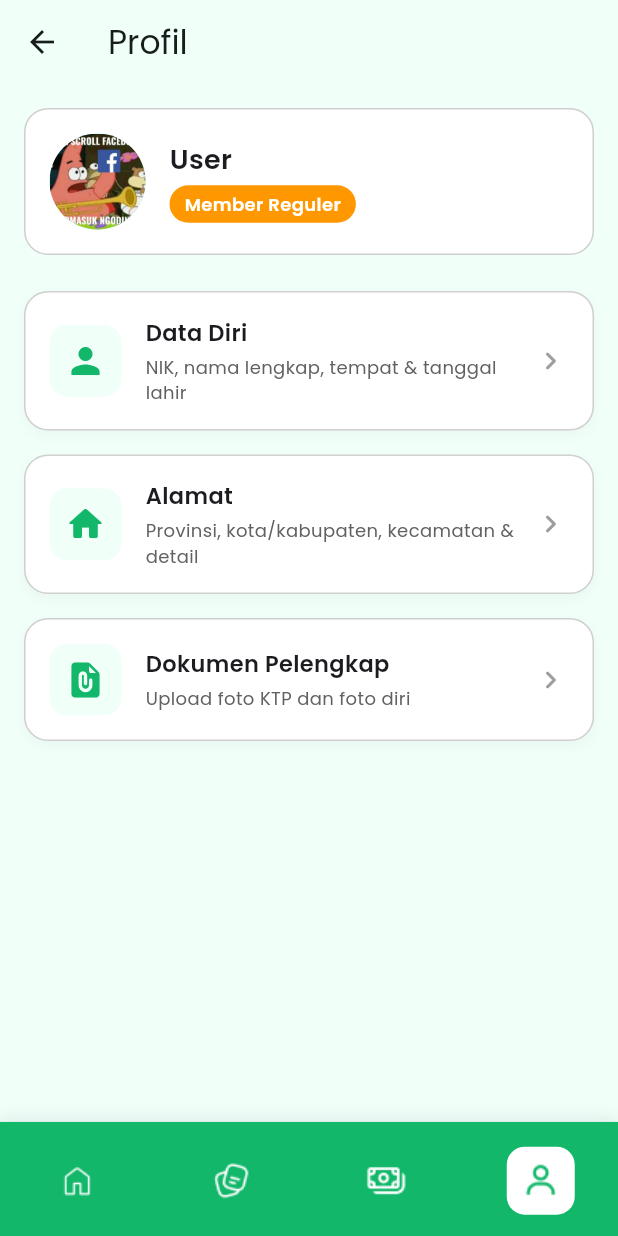
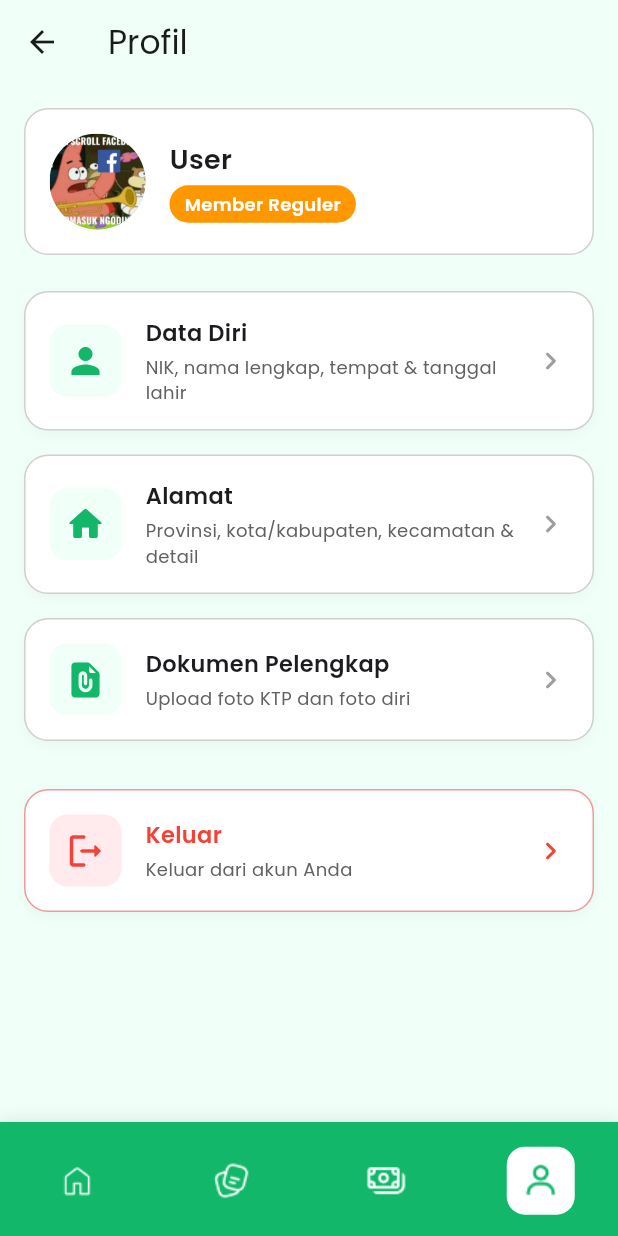
Before and after one commit to athaabiyyu/koperasi_rsb, a Flutter app: the ProfilePage screen opened by its route, on a phone screen of 412 x 824 dp. Run offline on Flutter 3.47's test engine with Material 3 defaults, Android fonts, the phone set to English and light mode, and no system bars; drawn by our look-alikes of auto_size_text; our stand-ins replace file_picker, flutter_dotenv, google_fonts, shared_preferences; accounts and stored records are empty.

Commit message:
feat : add button logout in page profile

```diff
--- a/lib/screens/member-biasa/dashboard/dashboard.dart
+++ b/lib/screens/member-biasa/dashboard/dashboard.dart
@@ -9,8 +9,8 @@ import 'package:koperasi_rsb/widgets-global/dialog/dialog-pilih-nominal-pembayar
 import 'package:koperasi_rsb/widgets-global/dialog/detail-pembayaran-awal.dart';
 import 'package:koperasi_rsb/widgets-global/card/card-detail-pembayaran.dart';
 import 'package:flutter/services.dart';
-import 'package:provider/provider.dart'; // ⭐ TAMBAHAN
-import 'package:koperasi_rsb/providers/auth_provider.dart'; // ⭐ TAMBAHAN
+import 'package:provider/provider.dart';
+import 'package:koperasi_rsb/providers/auth_provider.dart';
 
 class DashboardPage extends StatefulWidget {
   const DashboardPage({super.key});
--- a/lib/screens/profile/profile_page.dart
+++ b/lib/screens/profile/profile_page.dart
@@ -3,8 +3,8 @@ import 'package:google_fonts/google_fonts.dart';
 import 'package:koperasi_rsb/screens/profile/profile_header.dart';
 import 'package:koperasi_rsb/widgets-global/colors.dart';
 import 'package:koperasi_rsb/widgets-global/navigation/app_bottom_nav.dart';
-import 'package:provider/provider.dart'; // ⭐ TAMBAHAN
-import 'package:koperasi_rsb/providers/auth_provider.dart'; // ⭐ TAMBAHAN
+import 'package:provider/provider.dart';
+import 'package:koperasi_rsb/providers/auth_provider.dart';
 
 class ProfilePage extends StatefulWidget {
   const ProfilePage({super.key});
@@ -19,12 +19,10 @@ class _ProfilePageState extends State<ProfilePage> {
     if (_navigating) return; // debounce
     setState(() => _navigating = true);
 
-    // ⭐ TAMBAHAN: Await navigation dan check result
     final result = await Navigator.pushNamed(context, route);
 
     if (!mounted) return;
 
-    // ⭐ TAMBAHAN: Jika result == true (update berhasil), refresh UI
     if (result == true) {
       setState(() {}); // Trigger rebuild untuk update data
     }
@@ -32,9 +30,108 @@ class _ProfilePageState extends State<ProfilePage> {
     setState(() => _navigating = false);
   }
 
+  Future<void> _handleLogout(BuildContext context) async {
+    // Show confirmation dialog
+    final confirmed = await showDialog<bool>(
+      context: context,
+      builder: (context) => AlertDialog(
+        shape: RoundedRectangleBorder(
+          borderRadius: BorderRadius.circular(16),
+        ),
+        title: Text(
+          'Keluar',
+          style: GoogleFonts.poppins(
+            fontWeight: FontWeight.w600,
+          ),
+        ),
+        content: Text(
+          'Apakah Anda yakin ingin keluar dari akun ini?',
+          style: GoogleFonts.poppins(),
+        ),
+        actions: [
+          TextButton(
+            onPressed: () => Navigator.pop(context, false),
+            child: Text(
+              'Batal',
+              style: GoogleFonts.poppins(
+                color: Colors.grey[600],
+              ),
+            ),
+          ),
+          ElevatedButton(
+            onPressed: () => Navigator.pop(context, true),
+            style: ElevatedButton.styleFrom(
+              backgroundColor: Colors.red,
+              shape: RoundedRectangleBorder(
+                borderRadius: BorderRadius.circular(8),
+              ),
+            ),
+            child: Text(
+              'Keluar',
+              style: GoogleFonts.poppins(
+                color: Colors.white,
+              ),
+            ),
+          ),
+        ],
+      ),
+    );
+
+    if (confirmed != true || !mounted) return;
+
+    // Show loading
+    showDialog(
+      context: context,
+      barrierDismissible: false,
+      builder: (context) => Center(
+        child: Container(
+          padding: const EdgeInsets.all(24),
+          decoration: BoxDecoration(
+            color: Colors.white,
+            borderRadius: BorderRadius.circular(16),
+          ),
+        ),
+      ),
+    );
+
+    // Perform logout
+    final authProvider = Provider.of<AuthProvider>(context, listen: false);
+    final success = await authProvider.logout(
+      keepCredentials: authProvider.rememberMe, // Keep if remember me is on
+    );
+
+    if (!mounted) return;
+
+    // Close loading dialog
+    Navigator.pop(context);
+
+    if (success) {
+      // Navigate to login page and clear all routes
+      Navigator.pushNamedAndRemoveUntil(
+        context,
+        '/login',
+        (route) => false,
+      );
+    } else {
+      // Show error
+      ScaffoldMessenger.of(context).showSnackBar(
+        SnackBar(
+          content: Text(
+            authProvider.errorMessage ?? 'Gagal keluar',
+            style: GoogleFonts.poppins(),
+          ),
+          backgroundColor: Colors.red,
+          behavior: SnackBarBehavior.floating,
+          shape: RoundedRectangleBorder(
+            borderRadius: BorderRadius.circular(8),
+          ),
+        ),
+      );
+    }
+  }
+
   @override
   Widget build(BuildContext context) {
-    // ⭐ TAMBAHAN: Ambil data dari AuthProvider
     final authProvider = Provider.of<AuthProvider>(context);
     final userName = authProvider.userName ?? 'User';
     final userRole = authProvider.userRole ?? 'BASIC';
@@ -44,7 +141,7 @@ class _ProfilePageState extends State<ProfilePage> {
     return WillPopScope(
       onWillPop: () async {
         Navigator.pushReplacementNamed(context, '/member-reguler');
-        return false; // mencegah pop default
+        return false;
       },
       child: Scaffold(
         backgroundColor: lightGreen,
@@ -56,7 +153,7 @@ class _ProfilePageState extends State<ProfilePage> {
         bottomNavigationBar: AppBottomNav(
           currentIndex: 3,
           onItemSelected: (i) {
-            if (i == 3) return; // already on Profil
+            if (i == 3) return;
             if (!mounted) return;
             switch (i) {
               case 0:
@@ -76,7 +173,6 @@ class _ProfilePageState extends State<ProfilePage> {
           child: Column(
             crossAxisAlignment: CrossAxisAlignment.start,
             children: [
-              // ⭐ UPDATED: Pass data dinamis dari Provider
               ProfileHeader(
                 name: userName,
                 isplatinum: isplatinum,
@@ -104,6 +200,73 @@ class _ProfilePageState extends State<ProfilePage> {
                 title: 'Dokumen Pelengkap',
                 subtitle: 'Upload foto KTP dan foto diri',
                 route: '/profile/dokumen',
+              ),
+              const SizedBox(height: 32),
+
+              // Logout Button
+              InkWell(
+                onTap: () => _handleLogout(context),
+                borderRadius: BorderRadius.circular(16),
+                child: Container(
+                  padding: const EdgeInsets.all(16),
+                  decoration: BoxDecoration(
+                    color: Colors.white,
+                    borderRadius: BorderRadius.circular(16),
+                    border: Border.all(color: Colors.red.shade200),
+                    boxShadow: [
+                      BoxShadow(
+                        color: Colors.black.withOpacity(0.03),
+                        blurRadius: 6,
+                        offset: const Offset(0, 3),
+                      ),
+                    ],
+                  ),
+                  child: Row(
+                    children: [
+                      Container(
+                        width: 48,
+                        height: 48,
+                        decoration: BoxDecoration(
+                          color: Colors.red.shade50,
+                          borderRadius: BorderRadius.circular(12),
+                        ),
+                        child: const Icon(
+                          Icons.logout_rounded,
+                          color: Colors.red,
+                          size: 28,
+                        ),
+                      ),
+                      const SizedBox(width: 16),
+                      Expanded(
+                        child: Column(
+                          crossAxisAlignment: CrossAxisAlignment.start,
+                          children: [
+                            Text(
+                              'Keluar',
+                              style: GoogleFonts.poppins(
+                                fontSize: 15,
+                                fontWeight: FontWeight.w600,
+                                color: Colors.red,
+                              ),
+                            ),
+                            const SizedBox(height: 4),
+                            Text(
+                              'Keluar dari akun Anda',
+                              style: GoogleFonts.poppins(
+                                fontSize: 12,
+                                color: Colors.grey[700],
+                              ),
+                            ),
+                          ],
+                        ),
+                      ),
+                      const Icon(
+                        Icons.chevron_right_rounded,
+                        color: Colors.red,
+                      ),
+                    ],
+                  ),
+                ),
               ),
               const SizedBox(height: 32),
             ],
```
